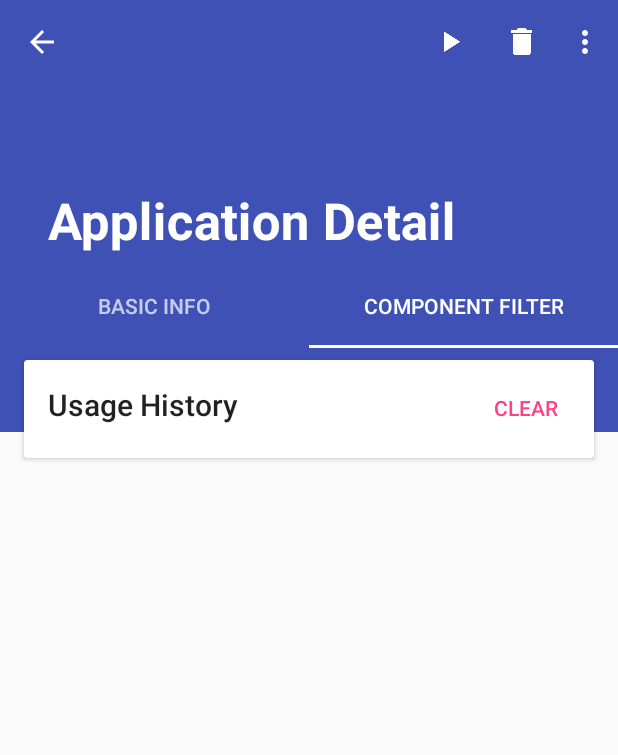
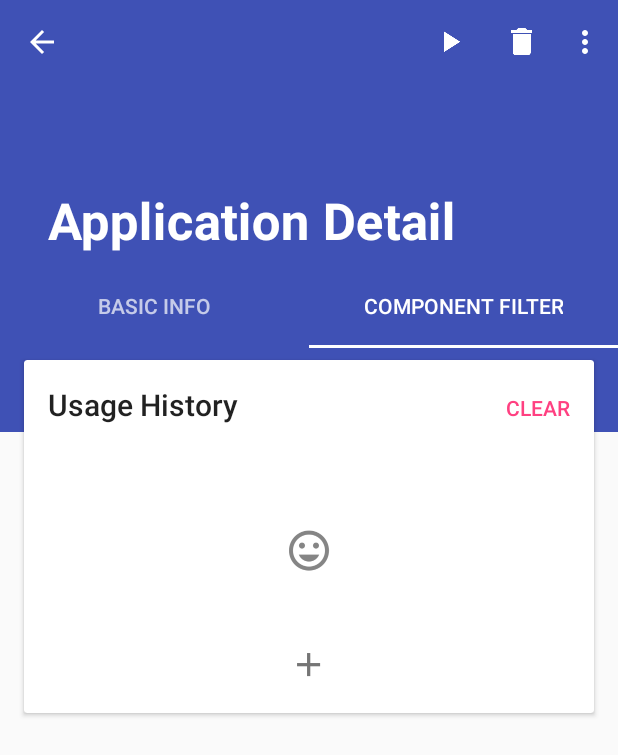
Before and after one commit to codehz/container, an Android app: the BasicDetailFragment screen opened directly, with no data from a screen before it, tab 2 chosen, on a phone screen of 412 x 824 dp. Shown: the top 755 px of the screen. Run offline under Robolectric (Android 15) with nearby library versions, the phone set to English and light mode, and no system bars; libraries missing offline, so code that uses them is left out: android.support.v7; 15 statements that could not run were skipped.

```diff
--- a/app/src/main/java/one/codehz/container/adapters/ComponentListAdapter.kt
+++ b/app/src/main/java/one/codehz/container/adapters/ComponentListAdapter.kt
@@ -10,7 +10,7 @@ import one.codehz.container.base.BaseViewHolder
 import one.codehz.container.ext.get
 import one.codehz.container.models.ComponentInfoModel
 
-class ComponentListAdapter(val hasCount: Boolean, val onClick: (Long, String, String) -> Unit) : BaseAdapter<ComponentListAdapter.ViewHolder, ComponentInfoModel>() {
+class ComponentListAdapter(val hasCount: Boolean, val onClick: (ComponentInfoModel) -> Unit) : BaseAdapter<ComponentListAdapter.ViewHolder, ComponentInfoModel>() {
     override fun onCreateViewHolder(parent: ViewGroup, viewType: Int) = ViewHolder(parent)
 
     override fun onSetupViewHolder(holder: ViewHolder, data: ComponentInfoModel) = holder updateData data
@@ -20,10 +20,11 @@ class ComponentListAdapter(val hasCount: Boolean, val onClick: (Long, String, St
         val titleView by lazy<TextView> { itemView[R.id.title] }
         val countView by lazy<TextView> { itemView[R.id.count_text] }
         var id: Long = 0
+        lateinit var model: ComponentInfoModel
 
         init {
             itemView.setOnClickListener {
-                onClick(id, typeView.text.toString(), titleView.text.toString())
+                onClick(model)
             }
         }
 
@@ -31,6 +32,7 @@ class ComponentListAdapter(val hasCount: Boolean, val onClick: (Long, String, St
             typeView.text = data.type
             titleView.text = data.name
             id = data.id
+            model = data
             if (hasCount)
                 countView.text = data.count
             countView.visibility = if (hasCount) View.VISIBLE else View.GONE
--- a/app/src/main/java/one/codehz/container/adapters/HeaderAndFooterAdapter.kt
+++ /dev/null
@@ -1,83 +0,0 @@
-package one.codehz.container.adapters
-
-import android.view.LayoutInflater
-import android.view.View
-import android.view.ViewGroup
-import one.codehz.container.base.BaseAdapter
-import one.codehz.container.base.BaseViewHolder
-import one.codehz.container.base.SameAsAble
-import one.codehz.container.models.HeaderAndFooterListModel
-import kotlin.reflect.KClass
-
-class HeaderAndFooterAdapter<T : SameAsAble<T>, InnerVH : BaseViewHolder<T>>
-constructor(val headerRes: Int,
-            val footerRes: Int,
-            val headerInit: View.() -> Unit,
-            val footerInit: View.() -> Unit,
-            val onClick: (T) -> Unit,
-            val clazzVH: KClass<InnerVH>)
-    : BaseAdapter<HeaderAndFooterAdapter<T, InnerVH>.HeaderAndFooterViewHolder, HeaderAndFooterListModel>() {
-    companion object {
-        operator inline fun <T : SameAsAble<T>, reified InnerVH : BaseViewHolder<T>>
-                invoke(headerRes: Int,
-                       footerRes: Int,
-                       noinline headerInit: View.() -> Unit,
-                       noinline footerInit: View.() -> Unit,
-                       noinline onClick: (T) -> Unit): HeaderAndFooterAdapter<T, InnerVH>
-                = HeaderAndFooterAdapter(headerRes, footerRes, headerInit, footerInit, onClick, InnerVH::class)
-    }
-
-    override fun getItemViewType(position: Int) = when (position) {
-        0 -> 1
-        itemCount - 1 -> 2
-        else -> 0
-    }
-
-    inner abstract class HeaderAndFooterViewHolder(view: View)
-        : BaseViewHolder<HeaderAndFooterListModel>(view) {
-        lateinit var inner: InnerVH
-
-        constructor(inner: InnerVH) : this(inner.itemView) {
-            this.inner = inner;
-        }
-    }
-
-    inner class HeaderViewHolder(parent: ViewGroup)
-        : HeaderAndFooterViewHolder(LayoutInflater.from(parent.context).inflate(headerRes, parent, false)) {
-        override fun updateData(data: HeaderAndFooterListModel) = headerInit(itemView)
-    }
-
-    inner class FooterViewHolder(parent: ViewGroup)
-        : HeaderAndFooterViewHolder(LayoutInflater.from(parent.context).inflate(footerRes, parent, false)) {
-        override fun updateData(data: HeaderAndFooterListModel) = footerInit(itemView)
-    }
-
-    inner class ContentViewHolder(parent: ViewGroup)
-        : HeaderAndFooterViewHolder(clazzVH.constructors.first().call(parent)) {
-        lateinit var model: T
-
-        init {
-            itemView.setOnClickListener { onClick(model) }
-        }
-
-        @Suppress("UNCHECKED_CAST")
-        override fun updateData(data: HeaderAndFooterListModel) {
-            model = (data as HeaderAndFooterListModel.DataModel<T>).data
-            inner.updateData(model)
-        }
-    }
-
-    override fun onCreateViewHolder(parent: ViewGroup, viewType: Int) = when (viewType) {
-        1 -> HeaderViewHolder(parent)
-        2 -> FooterViewHolder(parent)
-        else -> ContentViewHolder(parent)
-    }
-
-    override fun onSetupViewHolder(holder: HeaderAndFooterViewHolder, data: HeaderAndFooterListModel)
-            = holder updateData data
-
-    fun updateModelsEx(data: List<T>)
-            = updateModels(listOf(HeaderAndFooterListModel.HeaderModel)
-            + data.map { HeaderAndFooterListModel.DataModel(it) }
-            + listOf(HeaderAndFooterListModel.FooterModel))
-}
--- a/app/src/main/java/one/codehz/container/fragment/ComponentDetailFragment.kt
+++ b/app/src/main/java/one/codehz/container/fragment/ComponentDetailFragment.kt
@@ -1,8 +1,6 @@
 package one.codehz.container.fragment
 
 import android.content.ContentValues
-import android.content.pm.PackageInfo
-import android.content.pm.PackageManager
 import android.os.Bundle
 import android.support.design.widget.Snackbar
 import android.support.v4.app.Fragment
@@ -13,52 +11,26 @@ import android.support.v7.widget.RecyclerView
 import android.view.LayoutInflater
 import android.view.View
 import android.view.ViewGroup
-import android.widget.Button
-import android.widget.TextView
+import com.lody.virtual.helper.utils.VLog
 import one.codehz.container.R
 import one.codehz.container.adapters.ComponentListAdapter
-import one.codehz.container.adapters.HeaderAndFooterAdapter
 import one.codehz.container.ext.MakeLoaderCallbacks
 import one.codehz.container.ext.get
-import one.codehz.container.ext.virtualCore
 import one.codehz.container.models.AppModel
 import one.codehz.container.models.ComponentInfoModel
 import one.codehz.container.provider.MainProvider
-import one.codehz.container.viewholder.ComponentViewHolder
 
 class ComponentDetailFragment(val model: AppModel, onSnack: (Snackbar) -> Unit) : Fragment() {
     override fun onCreateView(inflater: LayoutInflater, container: ViewGroup?, savedInstanceState: Bundle?) = inflater.inflate(R.layout.component_detail, container, false)!!
 
-//    val clearButton by lazy<TextView> { view!![R.id.clear_history] }
-//    val emptyList by lazy<RecyclerView> { view!![R.id.empty_list] }
-//    val staticComponentList by lazy<RecyclerView> { view!![R.id.manifest_component_list] }
     val historyList by lazy<RecyclerView> { view!![R.id.history_list] }
-
-//    val staticComponentListAdapter by lazy {
-//        ComponentListAdapter(true) { id, type, value ->
-//            if (id != 0L) {
-//                context.contentResolver.delete(MainProvider.COMPONENT_URI.buildUpon().appendPath(id.toString()).build(), null, null)
-//                loaderManager.getLoader<Loader<*>>(0)?.forceLoad()
-//                loaderManager.getLoader<Loader<*>>(1)?.forceLoad()
-//            } else {
-//                context.contentResolver.insert(MainProvider.COMPONENT_URI, ContentValues().apply {
-//                    put("package", model.packageName)
-//                    put("type", type)
-//                    put("action", value)
-//                })
-//                loaderManager.getLoader<Loader<*>>(0)?.forceLoad()
-//                loaderManager.getLoader<Loader<*>>(1)?.forceLoad()
-//            }
-//        }
-//    }
     val historyListAdapter by lazy {
-        HeaderAndFooterAdapter<ComponentInfoModel, ComponentViewHolder>(R.layout.component_detail_header, R.layout.component_detail_footer, {}, {}) { item ->
-            val (id, type, value) = item
+        ComponentListAdapter(true) { item ->
+            val (id, value, type) = item
             context.contentResolver.query(MainProvider.COMPONENT_URI, arrayOf("_id"), "`package` = ? AND `type` = ? AND `action` = ?", arrayOf(model.packageName, type, value), null).use {
                 if (it.moveToNext()) {
                     context.contentResolver.delete(MainProvider.COMPONENT_URI.buildUpon().appendPath(it.getLong(0).toString()).build(), null, null)
                     loaderManager.getLoader<Loader<*>>(0)?.forceLoad()
-//                    loaderManager.getLoader<Loader<*>>(1)?.forceLoad()
                 } else {
                     context.contentResolver.insert(MainProvider.COMPONENT_URI, ContentValues().apply {
                         put("package", model.packageName)
@@ -66,22 +38,11 @@ class ComponentDetailFragment(val model: AppModel, onSnack: (Snackbar) -> Unit)
                         put("action", value)
                     })
                     loaderManager.getLoader<Loader<*>>(0)?.forceLoad()
-//                    loaderManager.getLoader<Loader<*>>(1)?.forceLoad()
                 }
             }
         }
     }
 
-//    val packageInfo: PackageInfo? by lazy { context.packageManager.getPackageArchiveInfo(virtualCore.findApp(model.packageName).apkPath, PackageManager.GET_SERVICES) }
-
-//    val staticComponentListLoader by MakeLoaderCallbacks({ context }, { it?.invoke() }) { ctx ->
-//        val map = ctx.contentResolver.query(MainProvider.COMPONENT_LOG_VIEW_URI, arrayOf("action", "_id"), "`package` = ? AND type = 'service' AND restricted <> 0", arrayOf(model.packageName), null).use {
-//            generateSequence { if (it.moveToNext()) it else null }.map { it.getString(0) to it.getLong(1) }.toMap()
-//        }
-//        packageInfo?.services?.map { ComponentInfoModel(map.getOrElse(it.name) { 0L }, it.name, "service", if (it.name in map) getString(R.string.restricted) else "") }?.run {
-//            staticComponentListAdapter.updateModels(this)
-//        }
-//    }
     val historyListLoader by MakeLoaderCallbacks({ context }, { it() }) { ctx ->
         ctx.contentResolver.query(
                 MainProvider.COMPONENT_LOG_VIEW_URI,
@@ -90,38 +51,22 @@ class ComponentDetailFragment(val model: AppModel, onSnack: (Snackbar) -> Unit)
                 arrayOf(model.packageName),
                 "type ASC").use {
             generateSequence { if (it.moveToNext()) it else null }.map {
+                VLog.d("CDF", (0..it.columnCount - 1).map { i -> it.getString(i) }.toString())
                 ComponentInfoModel(it.getLong(0), it.getString(2), it.getString(1), "${if (it.getInt(5) != 0) "${getString(R.string.restricted)} " else ""}${it.getString(3)}/${it.getString(4)}")
             }.toList()
         }.run {
-            historyListAdapter.updateModelsEx(this)
+            historyListAdapter.updateModels(this)
         }
     }
 
     override fun onViewCreated(view: View?, savedInstanceState: Bundle?) {
         super.onViewCreated(view, savedInstanceState)
 
-        //fix layout bug
-//        with(emptyList) {
-//            adapter = ComponentListAdapter(true) { a, b, c -> }
-//            layoutManager = LinearLayoutManager(context)
-//        }
-//        with(staticComponentList) {
-//            adapter = staticComponentListAdapter
-//            itemAnimator = DefaultItemAnimator()
-//            layoutManager = LinearLayoutManager(context)
-//        }
         with(historyList) {
             adapter = historyListAdapter
             itemAnimator = DefaultItemAnimator()
             layoutManager = LinearLayoutManager(context)
         }
-//        clearButton.setOnClickListener {
-//            context.contentResolver.delete(MainProvider.COMPONENT_LOG_URI, "`package` = ?", arrayOf(model.packageName))
-//            loaderManager.getLoader<Loader<*>>(0)?.forceLoad()
-//            loaderManager.getLoader<Loader<*>>(1)?.forceLoad()
-//        }
-        loaderManager.restartLoader(0, null, historyListLoader)
-//        loaderManager.restartLoader(1, null, staticComponentListLoader)
     }
 
     override fun onResume() {
--- a/app/src/main/res/layout/application_basic_detail.xml
+++ b/app/src/main/res/layout/application_basic_detail.xml
@@ -21,6 +21,7 @@
                 android:layout_width="match_parent"
                 android:layout_height="wrap_content"
                 android:clipToPadding="false"
+                android:nestedScrollingEnabled="false"
                 android:paddingBottom="8dp"
                 android:paddingTop="8dp"
                 app:emptyDrawable="@drawable/ic_empty"/>
@@ -65,6 +66,7 @@
                     android:layout_marginTop="16dp"
                     android:clipToPadding="false"
                     android:minHeight="64dp"
+                    android:nestedScrollingEnabled="false"
                     app:emptyDrawable="@drawable/ic_empty"/>
             </RelativeLayout>
         </android.support.v7.widget.CardView>
--- a/app/src/main/res/layout/component_detail.xml
+++ b/app/src/main/res/layout/component_detail.xml
@@ -1,20 +1,58 @@
 <?xml version="1.0" encoding="utf-8"?>
 <android.support.v4.widget.NestedScrollView xmlns:android="http://schemas.android.com/apk/res/android"
+                                            xmlns:app="http://schemas.android.com/apk/res-auto"
                                             android:layout_width="match_parent"
-                                            android:layout_height="wrap_content"
-                                            android:layout_margin="16dp">
+                                            android:layout_height="match_parent">
 
     <android.support.v7.widget.CardView
         android:layout_width="match_parent"
-        android:layout_height="wrap_content"
+        android:layout_height="match_parent"
         android:layout_margin="16dp">
 
-        <one.codehz.container.widget.RecycleViewWithEmptySupport
-            android:id="@+id/history_list"
+        <RelativeLayout
             android:layout_width="match_parent"
-            android:layout_height="wrap_content"
-            android:isScrollContainer="false"
-            android:nestedScrollingEnabled="false"
-            android:scrollbars="none"/>
+            android:layout_height="match_parent">
+
+            <TextView
+                android:id="@+id/history_title"
+                android:layout_width="wrap_content"
+                android:layout_height="wrap_content"
+                android:layout_alignParentStart="true"
+                android:layout_margin="16dp"
+                android:layout_toStartOf="@+id/clear_history"
+                android:text="@string/usage_history"
+                android:textAppearance="@style/TextAppearance.AppCompat.Title"/>
+
+            <TextView
+                android:id="@+id/clear_history"
+                android:layout_width="wrap_content"
+                android:layout_height="wrap_content"
+                android:layout_alignBaseline="@+id/history_title"
+                android:layout_alignParentEnd="true"
+                android:background="?attr/selectableItemBackgroundBorderless"
+                android:clickable="true"
+                android:padding="16dp"
+                android:text="@string/clear"
+                android:textAppearance="@style/TextAppearance.AppCompat.Button"
+                android:textColor="@color/colorAccent"/>
+
+            <one.codehz.container.widget.RecycleViewWithEmptySupport
+                android:id="@+id/history_list"
+                android:layout_width="match_parent"
+                android:layout_height="wrap_content"
+                android:layout_below="@+id/history_title"
+                android:minHeight="128dp"
+                android:nestedScrollingEnabled="false"
+                app:emptyDrawable="@drawable/ic_empty"/>
+
+            <ImageButton
+                android:layout_width="match_parent"
+                android:layout_height="wrap_content"
+                android:layout_below="@+id/history_list"
+                android:background="?attr/selectableItemBackgroundBorderless"
+                android:contentDescription="@string/add_component_from_manifest"
+                android:paddingBottom="16dp"
+                android:src="@drawable/ic_add_black"/>
+        </RelativeLayout>
     </android.support.v7.widget.CardView>
 </android.support.v4.widget.NestedScrollView>
--- a/app/src/main/res/layout/component_detail_header.xml
+++ /dev/null
@@ -1,27 +0,0 @@
-<?xml version="1.0" encoding="utf-8"?>
-<RelativeLayout xmlns:android="http://schemas.android.com/apk/res/android"
-                android:layout_width="match_parent"
-                android:layout_height="match_parent"
-                android:padding="16dp">
-
-    <TextView
-        android:id="@+id/history_title"
-        android:layout_width="wrap_content"
-        android:layout_height="wrap_content"
-        android:layout_alignParentStart="true"
-        android:layout_toStartOf="@+id/clear_history"
-        android:text="@string/usage_history"
-        android:textAppearance="@style/TextAppearance.AppCompat.Title"/>
-
-    <TextView
-        android:id="@+id/clear_history"
-        android:layout_width="wrap_content"
-        android:layout_height="wrap_content"
-        android:layout_alignBaseline="@+id/history_title"
-        android:layout_alignParentEnd="true"
-        android:foreground="?attr/selectableItemBackgroundBorderless"
-        android:padding="8dp"
-        android:text="@string/clear"
-        android:textAppearance="@style/TextAppearance.AppCompat.Button"
-        android:textColor="@color/colorAccent"/>
-</RelativeLayout>
--- a/app/src/main/res/layout/component_info_item.xml
+++ b/app/src/main/res/layout/component_info_item.xml
@@ -1,6 +1,6 @@
 <?xml version="1.0" encoding="utf-8"?>
 <RelativeLayout xmlns:android="http://schemas.android.com/apk/res/android"
-                android:layout_width="wrap_content"
+                android:layout_width="match_parent"
                 android:layout_height="wrap_content">
 
     <TextView
--- a/app/src/main/res/values/strings.xml
+++ b/app/src/main/res/values/strings.xml
@@ -102,4 +102,5 @@
     <string name="prompt_not_restricted">Do not limit it anymore?</string>
     <string name="component_in_manifest">Component In Manifest</string>
     <string name="clear_data">Clear Data</string>
+    <string name="add_component_from_manifest">Add Component From Manifest</string>
 </resources>
```
Also changed, not shown: app/src/main/java/one/codehz/container/db/MainDb.kt (+9 -4 lines), app/src/main/java/one/codehz/container/models/HeaderAndFooterListModel.kt (deleted, +0 -18 lines), app/src/main/java/one/codehz/container/viewholder/ComponentViewHolder.kt (deleted, +0 -23 lines), app/src/main/res/layout/component_detail_footer.xml (deleted, +0 -12 lines).
